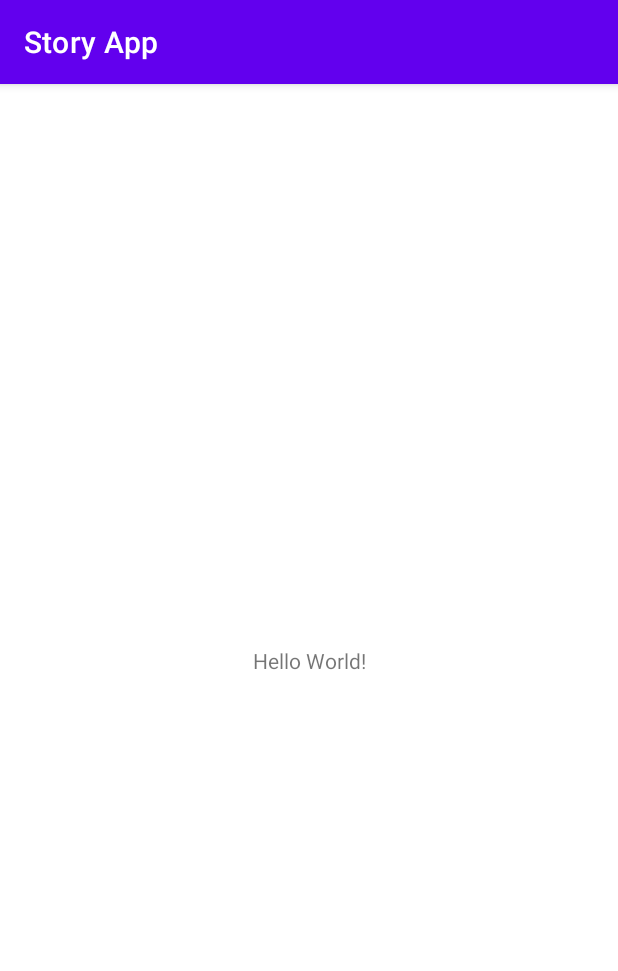
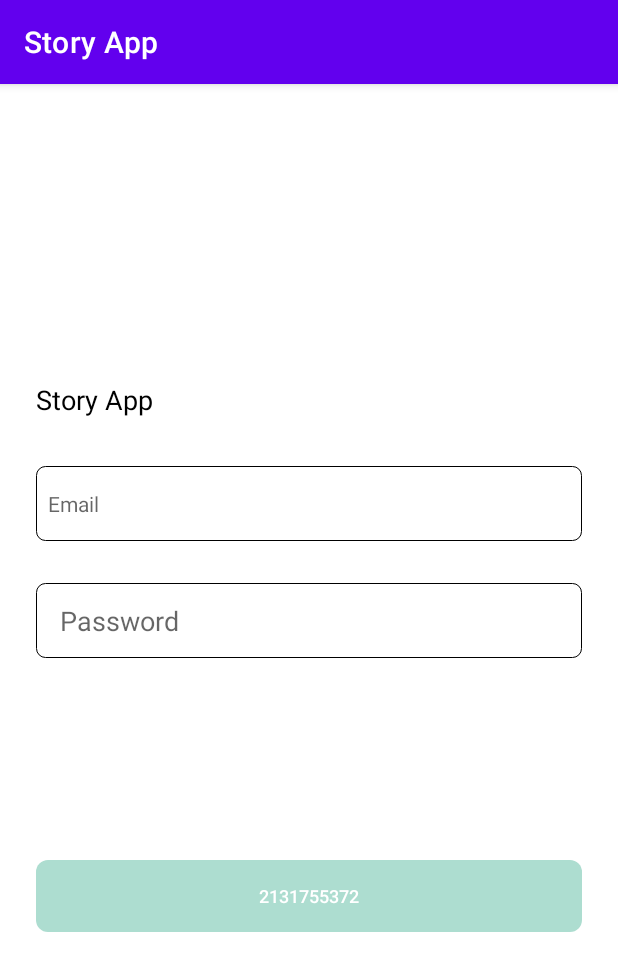
Before and after one commit to zuyatna/story_app, an Android app: the screen it shows after launch (MainActivity before the commit, LoginActivity after it), on a phone screen of 412 x 824 dp. Shown: the top 971 px of the screen. Run offline under Robolectric (Android 15) with nearby library versions, the phone set to English and light mode, and no system bars.

Commit message:
adding custom edit text email

```diff
--- a/app/src/main/AndroidManifest.xml
+++ b/app/src/main/AndroidManifest.xml
@@ -13,6 +13,13 @@
         android:theme="@style/Theme.StoryApp"
         tools:targetApi="31">
         <activity
+            android:name=".ui.LoginActivity"
+            android:exported="false">
+            <meta-data
+                android:name="android.app.lib_name"
+                android:value="" />
+        </activity>
+        <activity
             android:name=".ui.SplashActivity"
             android:exported="true">
             <intent-filter>
@@ -23,8 +30,7 @@
         </activity>
         <activity
             android:name=".ui.MainActivity"
-            android:exported="false">
-        </activity>
+            android:exported="false" />
     </application>
 
 </manifest>
--- /dev/null
+++ b/app/src/main/java/com/zuyatna/storyapp/customview/EditTextEmail.kt
@@ -0,0 +1,53 @@
+package com.zuyatna.storyapp.customview
+
+import android.content.Context
+import android.os.Build
+import android.text.Editable
+import android.text.InputType
+import android.text.TextWatcher
+import android.util.AttributeSet
+import android.util.Patterns
+import androidx.appcompat.widget.AppCompatEditText
+import com.zuyatna.storyapp.R
+
+class EditTextEmail: AppCompatEditText {
+    constructor(context: Context) : super(context) {
+        init()
+    }
+    constructor(context: Context, attrs: AttributeSet?) : super(context, attrs) {
+        init()
+    }
+    constructor(context: Context, attrs: AttributeSet?, defStyleAttr: Int) : super(
+        context,
+        attrs,
+        defStyleAttr
+    ) {
+        init()
+    }
+
+    private fun init() {
+        inputType = InputType.TYPE_TEXT_VARIATION_EMAIL_ADDRESS
+        compoundDrawablePadding = 16
+
+        setHint(R.string.hint_email)
+        if (Build.VERSION.SDK_INT >= Build.VERSION_CODES.O) {
+            setAutofillHints(AUTOFILL_HINT_EMAIL_ADDRESS)
+        }
+
+        addTextChangedListener(object : TextWatcher {
+            override fun beforeTextChanged(s: CharSequence?, start: Int, count: Int, after: Int) {
+                //before text changed code here..
+            }
+
+            override fun afterTextChanged(s: Editable?) {
+                //after text changed code here..
+            }
+
+            override fun onTextChanged(s: CharSequence?, start: Int, before: Int, count: Int) {
+                if (!s.isNullOrEmpty() && !Patterns.EMAIL_ADDRESS.matcher(s).matches()) {
+                    error = context.getString(R.string.warning_login_email)
+                }
+            }
+        })
+    }
+}
--- /dev/null
+++ b/app/src/main/java/com/zuyatna/storyapp/customview/LoginButton.kt
@@ -0,0 +1,46 @@
+package com.zuyatna.storyapp.customview
+
+import android.content.Context
+import android.graphics.Canvas
+import android.graphics.drawable.Drawable
+import android.util.AttributeSet
+import android.view.Gravity
+import androidx.appcompat.widget.AppCompatButton
+import androidx.core.content.ContextCompat
+import com.zuyatna.storyapp.R
+
+class LoginButton : AppCompatButton {
+    private lateinit var enableBackground: Drawable
+    private lateinit var disableBackground: Drawable
+    private var txtColor: Int = 0
+
+    constructor(context: Context) : super(context) {
+        init()
+    }
+    constructor(context: Context, attrs: AttributeSet?) : super(context, attrs) {
+        init()
+    }
+    constructor(context: Context, attrs: AttributeSet?, defStyleAttr: Int) : super(
+        context,
+        attrs,
+        defStyleAttr
+    ) {
+        init()
+    }
+
+    override fun onDraw(canvas: Canvas?) {
+        super.onDraw(canvas)
+        background = if (isEnabled) enableBackground else disableBackground
+
+        setTextColor(txtColor)
+        textSize = 12f
+        gravity = Gravity.CENTER
+        text = if (isEnabled) R.string.login_fill.toString() else R.string.login_unfilled.toString()
+    }
+
+    private fun init() {
+        txtColor = ContextCompat.getColor(context, android.R.color.background_light)
+        enableBackground = ContextCompat.getDrawable(context, R.drawable.bg_button) as Drawable
+        disableBackground = ContextCompat.getDrawable(context, R.drawable.bg_button_disable) as Drawable
+    }
+}
--- /dev/null
+++ b/app/src/main/java/com/zuyatna/storyapp/ui/LoginActivity.kt
@@ -0,0 +1,12 @@
+package com.zuyatna.storyapp.ui
+
+import android.os.Bundle
+import androidx.appcompat.app.AppCompatActivity
+import com.zuyatna.storyapp.R
+
+class LoginActivity : AppCompatActivity() {
+    override fun onCreate(savedInstanceState: Bundle?) {
+        super.onCreate(savedInstanceState)
+        setContentView(R.layout.activity_login)
+    }
+}
--- a/app/src/main/java/com/zuyatna/storyapp/ui/SplashActivity.kt
+++ b/app/src/main/java/com/zuyatna/storyapp/ui/SplashActivity.kt
@@ -22,7 +22,7 @@ class SplashActivity : AppCompatActivity() {
 
         lifecycleScope.launch {
             delay(2000)
-            val intent = Intent(this@SplashActivity, MainActivity::class.java)
+            val intent = Intent(this@SplashActivity, LoginActivity::class.java)
             startActivity(intent)
             finish()
         }
--- /dev/null
+++ b/app/src/main/res/drawable/bg_button.xml
@@ -0,0 +1,17 @@
+<?xml version="1.0" encoding="utf-8"?>
+<selector xmlns:android="http://schemas.android.com/apk/res/android">
+    <item android:state_pressed="true">
+        <shape>
+            <solid android:color="@color/purple_700"/>
+            <corners android:radius="6dp"/>
+            <padding android:left="4dp" android:right="4dp"/>
+        </shape>
+    </item>
+    <item>
+        <shape>
+            <solid android:color="@color/purple_700"/>
+            <corners android:radius="8dp"/>
+            <padding android:left="4dp" android:right="4dp"/>
+        </shape>
+    </item>
+</selector>
--- /dev/null
+++ b/app/src/main/res/drawable/bg_button_disable.xml
@@ -0,0 +1,17 @@
+<?xml version="1.0" encoding="utf-8"?>
+<selector xmlns:android="http://schemas.android.com/apk/res/android">
+    <item android:state_pressed="true">
+        <shape>
+            <solid android:color="@color/green_cyan"/>
+            <corners android:radius="6dp"/>
+            <padding android:left="4dp" android:right="4dp"/>
+        </shape>
+    </item>
+    <item>
+        <shape>
+            <solid android:color="@color/green_cyan"/>
+            <corners android:radius="8dp"/>
+            <padding android:left="4dp" android:right="4dp"/>
+        </shape>
+    </item>
+</selector>
--- /dev/null
+++ b/app/src/main/res/drawable/bg_edit_text.xml
@@ -0,0 +1,10 @@
+<?xml version="1.0" encoding="utf-8"?>
+<selector xmlns:android="http://schemas.android.com/apk/res/android">
+    <item>
+        <shape android:shape="rectangle">
+
+            <corners android:radius="6dp"/>
+            <stroke android:width="0.8dp" android:color="@color/black"/>
+        </shape>
+    </item>
+</selector>
--- /dev/null
+++ b/app/src/main/res/layout/activity_login.xml
@@ -0,0 +1,74 @@
+<?xml version="1.0" encoding="utf-8"?>
+<androidx.constraintlayout.widget.ConstraintLayout xmlns:android="http://schemas.android.com/apk/res/android"
+    xmlns:app="http://schemas.android.com/apk/res-auto"
+    xmlns:tools="http://schemas.android.com/tools"
+    android:layout_width="match_parent"
+    android:layout_height="match_parent"
+    tools:context=".ui.LoginActivity">
+
+    <TextView
+        android:id="@+id/tv_login_title"
+        android:layout_width="0dp"
+        android:layout_height="wrap_content"
+        android:layout_marginStart="24dp"
+        android:layout_marginTop="16dp"
+        android:layout_marginEnd="24dp"
+        android:text="@string/story_app"
+        android:textColor="@color/black"
+        android:textSize="18sp"
+        app:layout_constraintBottom_toBottomOf="parent"
+        app:layout_constraintEnd_toEndOf="parent"
+        app:layout_constraintStart_toStartOf="parent"
+        app:layout_constraintTop_toTopOf="parent"
+        app:layout_constraintVertical_bias="0.25"/>
+
+    <com.zuyatna.storyapp.customview.EditTextEmail
+        android:id="@+id/et_login_email"
+        android:layout_width="0dp"
+        android:layout_height="50dp"
+        android:layout_marginStart="24dp"
+        android:layout_marginEnd="24dp"
+        android:layout_marginTop="32dp"
+        android:background="@drawable/bg_edit_text"
+        android:inputType="textEmailAddress"
+        android:textSize="14sp"
+        android:paddingStart="8dp"
+        android:paddingEnd="8dp"
+        app:layout_constraintEnd_toEndOf="parent"
+        app:layout_constraintHorizontal_bias="1.0"
+        app:layout_constraintStart_toStartOf="parent"
+        app:layout_constraintTop_toBottomOf="@+id/tv_login_title" />
+
+    <EditText
+        android:id="@+id/et_login_password"
+        android:layout_width="0dp"
+        android:layout_height="50dp"
+        android:layout_marginStart="24dp"
+        android:layout_marginTop="28dp"
+        android:layout_marginEnd="24dp"
+        android:background="@drawable/bg_edit_text"
+        android:hint="@string/hint_password"
+        android:importantForAutofill="no"
+        android:inputType="textPassword"
+        android:paddingStart="16dp"
+        android:paddingEnd="16dp"
+        app:layout_constraintEnd_toEndOf="parent"
+        app:layout_constraintStart_toStartOf="parent"
+        app:layout_constraintTop_toBottomOf="@+id/et_login_email" />
+
+    <com.zuyatna.storyapp.customview.LoginButton
+        android:id="@+id/bt_login_button"
+        android:layout_width="0dp"
+        android:layout_height="wrap_content"
+        android:layout_marginStart="24dp"
+        android:layout_marginEnd="24dp"
+        android:enabled="false"
+        android:text="@string/login_unfilled"
+        app:layout_constraintBottom_toBottomOf="parent"
+        app:layout_constraintEnd_toEndOf="parent"
+        app:layout_constraintHorizontal_bias="0.0"
+        app:layout_constraintStart_toStartOf="parent"
+        app:layout_constraintTop_toBottomOf="@+id/et_login_password"
+        app:layout_constraintVertical_bias="0.4" />
+
+</androidx.constraintlayout.widget.ConstraintLayout>
--- a/app/src/main/res/values/colors.xml
+++ b/app/src/main/res/values/colors.xml
@@ -7,7 +7,9 @@
     <color name="teal_700">#FF018786</color>
     <color name="black">#FF000000</color>
     <color name="white">#FFFFFFFF</color>
-    <color name="purple">#BA53DE</color>
-    <color name="pink">#F469A9</color>
-    <color name="blue">#88BEF5</color>
+    <color name="purple">#6F38C5</color>
+    <color name="blue">#87A2FB</color>
+    <color name="green_cyan">#ADDDD0</color>
+    <color name="grey">#EEEEEE</color>
+    <color name="red">#D2001A</color>
 </resources>
--- a/app/src/main/res/values/strings.xml
+++ b/app/src/main/res/values/strings.xml
@@ -1,4 +1,9 @@
 <resources>
     <string name="app_name">Story App</string>
     <string name="story_app">Story App</string>
+    <string name="login_fill">Login</string>
+    <string name="login_unfilled">Fill The Form</string>
+    <string name="hint_email">Email</string>
+    <string name="warning_login_email">*email must be correct</string>
+    <string name="hint_password">Password</string>
 </resources>
```
